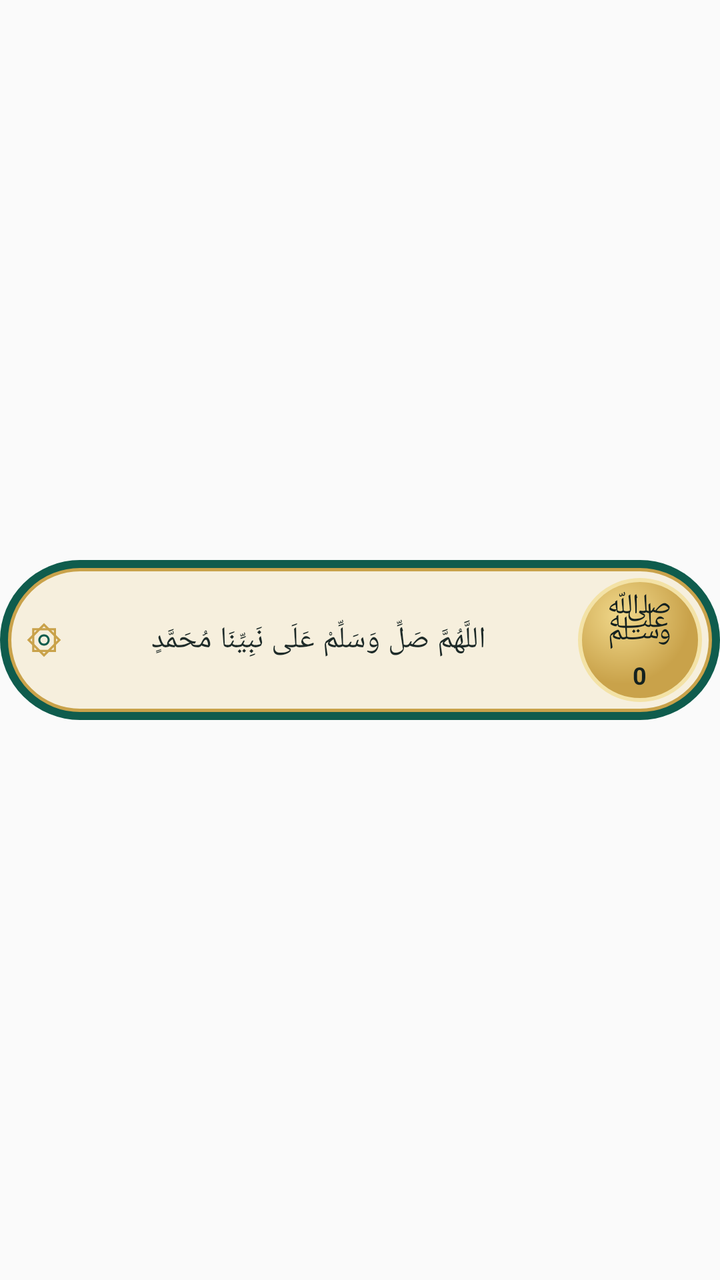
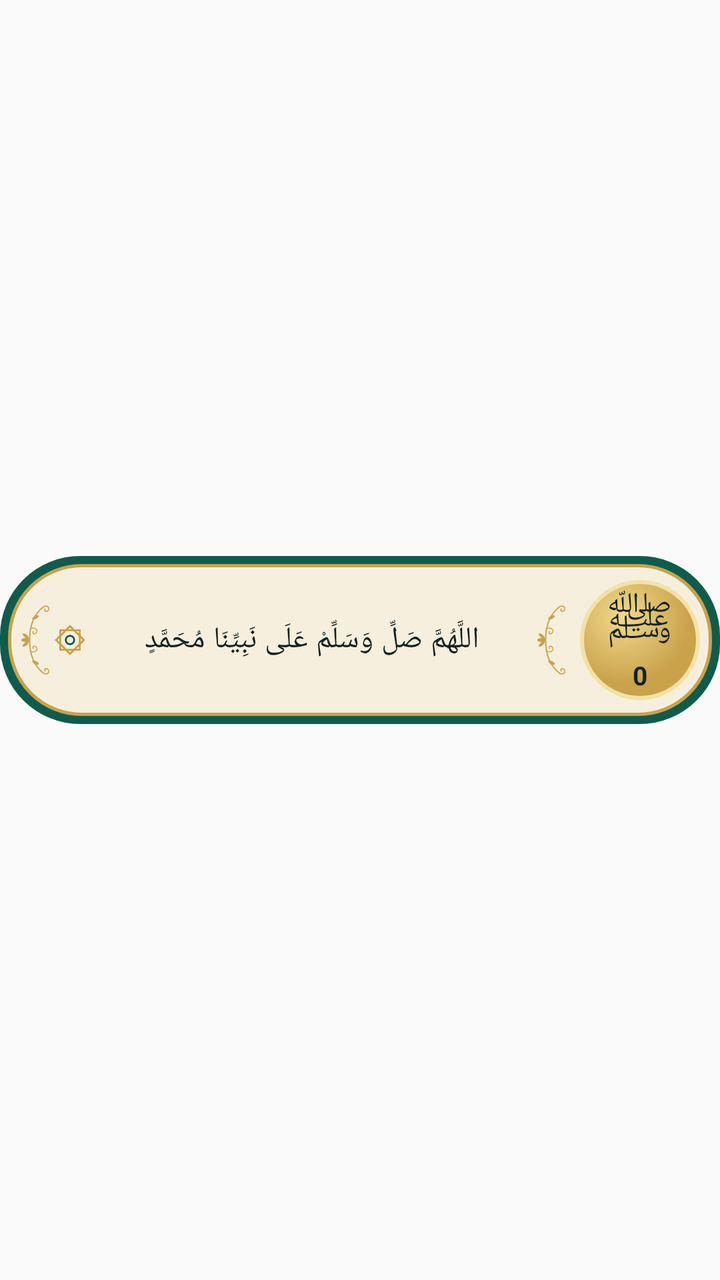

Compare the two renders of this Android layout. The source of the first and the diff that turns it into the second are given below.
<!-- AndroidManifest.xml: application theme AppTheme -->
<!-- res/layout/widget_card.xml -->
<?xml version="1.0" encoding="utf-8"?>
<FrameLayout xmlns:android="http://schemas.android.com/apk/res/android"
    android:id="@+id/wroot"
    android:layout_width="match_parent"
    android:layout_height="match_parent">

    <LinearLayout
        android:layout_width="match_parent"
        android:layout_height="80dp"
        android:layout_gravity="center_vertical"
        android:layoutDirection="rtl"
        android:background="@drawable/widget_frame"
        android:gravity="center_vertical"
        android:orientation="horizontal"
        android:paddingLeft="12dp"
        android:paddingRight="9dp">

        <FrameLayout
            android:id="@+id/wpray"
            android:layout_width="62dp"
            android:layout_height="62dp">

            <ImageView
                android:layout_width="match_parent"
                android:layout_height="match_parent"
                android:src="@drawable/widget_pray" />

            <LinearLayout
                android:layout_width="match_parent"
                android:layout_height="match_parent"
                android:gravity="center"
                android:orientation="vertical">

                <TextView
                    android:layout_width="wrap_content"
                    android:layout_height="wrap_content"
                    android:includeFontPadding="false"
                    android:text="ﷺ"
                    android:textColor="#14211F"
                    android:textSize="27sp" />

                <TextView
                    android:id="@+id/wcount"
                    android:layout_width="wrap_content"
                    android:layout_height="wrap_content"
                    android:includeFontPadding="false"
                    android:text="0"
                    android:textColor="#14211F"
                    android:textSize="12sp"
                    android:textStyle="bold" />
            </LinearLayout>
        </FrameLayout>

        <TextView
            android:id="@+id/wtext"
            android:layout_width="0dp"
            android:layout_height="wrap_content"
            android:layout_weight="1"
            android:fontFamily="serif"
            android:gravity="center"
            android:lineSpacingMultiplier="1.1"
            android:maxLines="2"
            android:paddingLeft="6dp"
            android:paddingRight="8dp"
            android:text="اللَّهُمَّ صَلِّ وَسَلِّمْ عَلَى نَبِيِّنَا مُحَمَّدٍ"
            android:textColor="#1D2A28"
            android:textDirection="rtl"
            android:textSize="15sp" />

        <ImageView
            android:layout_width="20dp"
            android:layout_height="20dp"
            android:src="@drawable/widget_star" />
    </LinearLayout>
</FrameLayout>
<!-- resources referenced by this layout -->
<resources>
  <!-- drawable widget_frame (drawable) -->
  <?xml version="1.0" encoding="utf-8"?>
  <layer-list xmlns:android="http://schemas.android.com/apk/res/android">
      <item>
          <shape android:shape="rectangle">
              <solid android:color="#0F5C4D" />
              <corners android:radius="40dp" />
          </shape>
      </item>
      <item android:top="4dp" android:bottom="4dp" android:left="4dp" android:right="4dp">
          <shape android:shape="rectangle">
              <solid android:color="#F6EFDD" />
              <stroke android:width="1.5dp" android:color="#C9A24A" />
              <corners android:radius="36dp" />
          </shape>
      </item>
  </layer-list>
  <!-- drawable widget_pray (drawable) -->
  <?xml version="1.0" encoding="utf-8"?>
  <shape xmlns:android="http://schemas.android.com/apk/res/android" android:shape="oval">
      <gradient android:type="radial" android:gradientRadius="34dp" android:centerX="0.35" android:centerY="0.3"
          android:startColor="#F1D98C" android:endColor="#C9A24A" />
      <stroke android:width="2dp" android:color="#F3E2A6" />
  </shape>
  <style name="AppTheme" parent="Theme.AppCompat.Light.DarkActionBar">
          
          <item name="colorPrimary">@color/colorPrimary</item>
          <item name="colorPrimaryDark">@color/colorPrimaryDark</item>
          <item name="colorAccent">@color/colorAccent</item>
      </style>
  <!-- unchanged entries left out for length: 1 -->
</resources>

<!-- the commit's change to res/layout/widget_card.xml (unified diff, before → after) -->
@@ -6,23 +6,31 @@
 
     <LinearLayout
         android:layout_width="match_parent"
-        android:layout_height="80dp"
+        android:layout_height="84dp"
         android:layout_gravity="center_vertical"
         android:layoutDirection="rtl"
         android:background="@drawable/widget_frame"
         android:gravity="center_vertical"
         android:orientation="horizontal"
-        android:paddingLeft="12dp"
-        android:paddingRight="9dp">
+        android:paddingLeft="10dp"
+        android:paddingRight="4dp">
 
         <FrameLayout
             android:id="@+id/wpray"
-            android:layout_width="62dp"
-            android:layout_height="62dp">
+            android:layout_width="72dp"
+            android:layout_height="72dp">
 
             <ImageView
+                android:id="@+id/wglow"
                 android:layout_width="match_parent"
                 android:layout_height="match_parent"
+                android:src="@drawable/widget_glow"
+                android:visibility="gone" />
+
+            <ImageView
+                android:layout_width="60dp"
+                android:layout_height="60dp"
+                android:layout_gravity="center"
                 android:src="@drawable/widget_pray" />
 
             <LinearLayout
@@ -46,10 +54,15 @@
                     android:includeFontPadding="false"
                     android:text="0"
                     android:textColor="#14211F"
-                    android:textSize="12sp"
+                    android:textSize="13sp"
                     android:textStyle="bold" />
             </LinearLayout>
         </FrameLayout>
+
+        <ImageView
+            android:layout_width="16dp"
+            android:layout_height="58dp"
+            android:src="@drawable/widget_flourish" />
 
         <TextView
             android:id="@+id/wtext"
@@ -60,16 +73,21 @@
             android:gravity="center"
             android:lineSpacingMultiplier="1.1"
             android:maxLines="2"
-            android:paddingLeft="6dp"
-            android:paddingRight="8dp"
+            android:paddingLeft="4dp"
+            android:paddingRight="4dp"
             android:text="اللَّهُمَّ صَلِّ وَسَلِّمْ عَلَى نَبِيِّنَا مُحَمَّدٍ"
-            android:textColor="#1D2A28"
+            android:textColor="#14211F"
             android:textDirection="rtl"
             android:textSize="15sp" />
 
         <ImageView
-            android:layout_width="20dp"
-            android:layout_height="20dp"
+            android:layout_width="18dp"
+            android:layout_height="18dp"
             android:src="@drawable/widget_star" />
+
+        <ImageView
+            android:layout_width="16dp"
+            android:layout_height="58dp"
+            android:src="@drawable/widget_flourish" />
     </LinearLayout>
 </FrameLayout>
<!-- resource entries referenced after the edit -->
@@ -1,5 +1,20 @@
 <!-- resources referenced by this layout -->
 <resources>
+  <!-- drawable widget_flourish (drawable) -->
+  <?xml version="1.0" encoding="utf-8"?>
+  <vector xmlns:android="http://schemas.android.com/apk/res/android"
+      android:width="20dp" android:height="50dp" android:viewportWidth="40" android:viewportHeight="100">
+      <path android:pathData="M30,8 C14,20 12,38 12,50 C12,62 14,80 30,92" android:strokeColor="#C9A24A" android:strokeWidth="1.6" android:fillColor="#00000000" />
+      <path android:pathData="M30,8 C36,6 38,12 34,14 C31,15 30,12 32,11" android:strokeColor="#C9A24A" android:strokeWidth="1.4" android:fillColor="#00000000" />
+      <path android:pathData="M30,92 C36,94 38,88 34,86 C31,85 30,88 32,89" android:strokeColor="#C9A24A" android:strokeWidth="1.4" android:fillColor="#00000000" />
+      <path android:pathData="M13,36 C20,33 24,39 19,42 C17,43 15,41 17,39" android:strokeColor="#C9A24A" android:strokeWidth="1.2" android:fillColor="#00000000" />
+      <path android:pathData="M13,64 C20,67 24,61 19,58 C17,57 15,59 17,61" android:strokeColor="#C9A24A" android:strokeWidth="1.2" android:fillColor="#00000000" />
+      <path android:pathData="M15,24 C17,19 22,18 24,20 C22,23 19,25 15,24 Z" android:fillColor="#C9A24A" />
+      <path android:pathData="M15,76 C17,81 22,82 24,80 C22,77 19,75 15,76 Z" android:fillColor="#C9A24A" />
+      <path android:pathData="M12,50 C8,46 4,47 1,50 C4,53 8,54 12,50 Z" android:fillColor="#C9A24A" />
+      <path android:pathData="M12,50 C10,43 6,41 3,42 C4,46 8,48 12,50 Z" android:fillColor="#C9A24A" />
+      <path android:pathData="M12,50 C10,57 6,59 3,58 C4,54 8,52 12,50 Z" android:fillColor="#C9A24A" />
+  </vector>
   <!-- drawable widget_frame (drawable) -->
   <?xml version="1.0" encoding="utf-8"?>
   <layer-list xmlns:android="http://schemas.android.com/apk/res/android">
@@ -17,6 +32,12 @@
           </shape>
       </item>
   </layer-list>
+  <!-- drawable widget_glow (drawable) -->
+  <?xml version="1.0" encoding="utf-8"?>
+  <shape xmlns:android="http://schemas.android.com/apk/res/android" android:shape="oval">
+      <gradient android:type="radial" android:gradientRadius="36dp" android:centerX="0.5" android:centerY="0.5"
+          android:startColor="#FFF6E3A0" android:centerColor="#C8F1D98C" android:endColor="#00F1D98C" />
+  </shape>
   <!-- drawable widget_pray (drawable) -->
   <?xml version="1.0" encoding="utf-8"?>
   <shape xmlns:android="http://schemas.android.com/apk/res/android" android:shape="oval">
